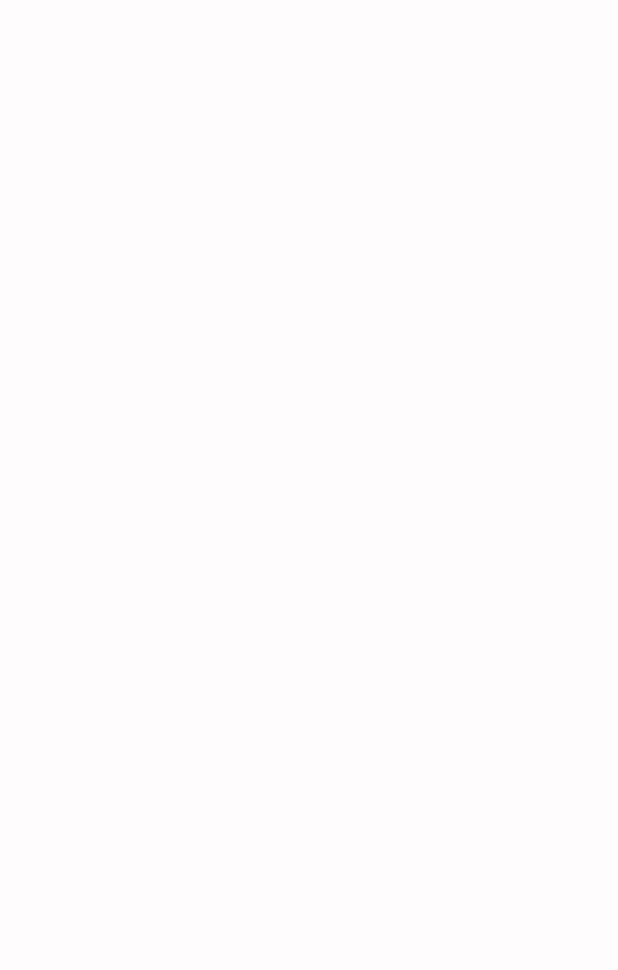
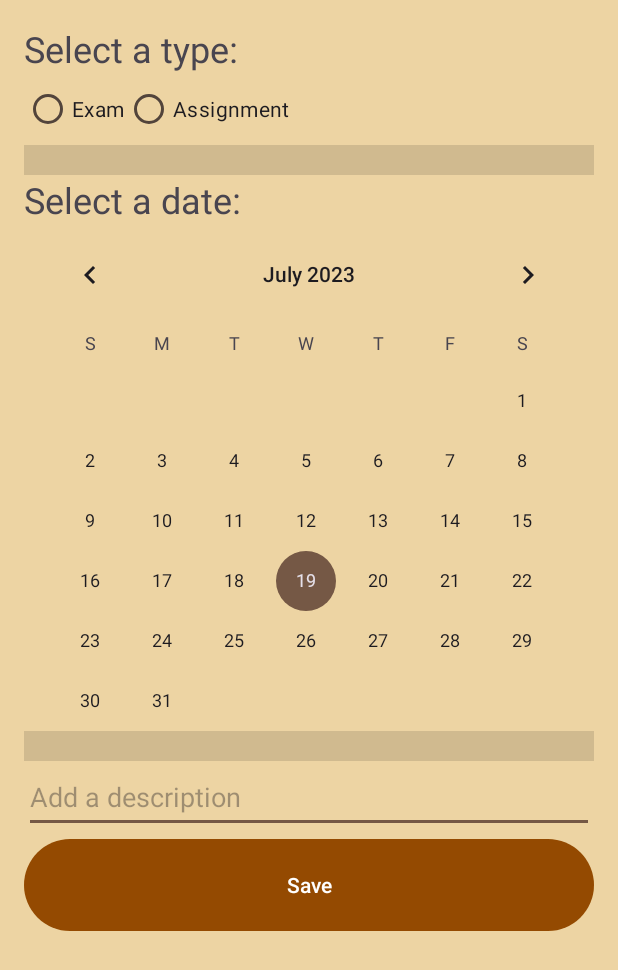
Before and after one commit to duckupus/studylah, an Android app: the view1 screen opened directly, with no data from a screen before it, on a phone screen of 412 x 824 dp. Before the commit the part shown is empty. Shown: the top 970 px of the screen. Run offline under Robolectric (Android 15) with nearby library versions, the phone set to English and light mode, and no system bars.

Commit message:
-Added Calendar view into view 1 code -Modified activity_view1 xml file to have a calendar setting inside -added sql database -touch up ui design

```diff
--- a/app/build.gradle
+++ b/app/build.gradle
@@ -34,7 +34,9 @@ android {
 dependencies {
 
     implementation 'androidx.appcompat:appcompat:1.6.1'
+    implementation 'androidx.appcompat:appcompat:1.3.0'
     implementation 'com.google.android.material:material:1.9.0'
+    implementation 'com.google.android.material:material:1.4.0'
     implementation 'androidx.constraintlayout:constraintlayout:2.1.4'
     implementation 'androidx.navigation:navigation-fragment:2.6.0'
     implementation 'androidx.navigation:navigation-ui:2.6.0'
--- a/app/src/main/AndroidManifest.xml
+++ b/app/src/main/AndroidManifest.xml
@@ -22,6 +22,8 @@
             android:name=".MainActivity"
             android:exported="true"
             android:theme="@style/AppTheme" />
+        <activity android:name=".CalendarViewActivity"
+            android:exported="true" />
         <activity
             android:name=".splashScreen"
             android:exported="true"
--- /dev/null
+++ b/app/src/main/java/com/sp/studylah/DatabaseHelper.java
@@ -0,0 +1,33 @@
+package com.sp.studylah;
+import android.content.Context;
+import android.database.sqlite.SQLiteDatabase;
+import android.database.sqlite.SQLiteOpenHelper;
+
+public class DatabaseHelper extends SQLiteOpenHelper{
+    private static final String DATABASE_NAME = "assignments.db";
+    private static final int DATABASE_VERSION = 1;
+
+    private static final String SQL_CREATE_ENTRIES =
+            "CREATE TABLE " + DatabaseContract.AssignmentEntry.TABLE_NAME + " (" +
+                    DatabaseContract.AssignmentEntry._ID + " INTEGER PRIMARY KEY," +
+                    DatabaseContract.AssignmentEntry.COLUMN_TYPE + " TEXT," +
+                    DatabaseContract.AssignmentEntry.COLUMN_DATE + " INTEGER," +
+                    DatabaseContract.AssignmentEntry.COLUMN_DESCRIPTION + " TEXT)";
+
+    private static final String SQL_DELETE_ENTRIES =
+            "DROP TABLE IF EXISTS " + DatabaseContract.AssignmentEntry.TABLE_NAME;
+
+    public DatabaseHelper(Context context){
+        super(context, DATABASE_NAME, null, DATABASE_VERSION);
+    }
+    @Override
+    public void onCreate(SQLiteDatabase db){
+        db.execSQL(SQL_CREATE_ENTRIES);
+    }
+
+    @Override
+    public void onUpgrade(SQLiteDatabase db, int oldVersion, int newVersion){
+        db.execSQL(SQL_DELETE_ENTRIES);
+        onCreate(db);
+    }
+}
--- a/app/src/main/java/com/sp/studylah/view1.java
+++ b/app/src/main/java/com/sp/studylah/view1.java
@@ -2,15 +2,88 @@ package com.sp.studylah;
 
 import androidx.appcompat.app.AppCompatActivity;
 
+import android.content.ContentValues;
+import android.database.sqlite.SQLiteDatabase;
 import android.os.Bundle;
+import android.view.View;
+import android.widget.Button;
+import android.widget.CalendarView;
+import android.widget.EditText;
+import android.widget.RadioButton;
+import android.widget.RadioGroup;
+import android.widget.Toast;
 
 public class view1 extends AppCompatActivity {
+
+    private CalendarView calendarView;
+    private EditText editTextDescription;
+    private Button buttonSave;
+    private RadioGroup radioGroup;
+    private RadioButton radioButtonExam;
+    private RadioButton radioButtonAssignment;
+    private DatabaseHelper databaseHelper;
 
     @Override
     protected void onCreate(Bundle savedInstanceState) {
         super.onCreate(savedInstanceState);
         setContentView(R.layout.activity_view1);
         overridePendingTransition(R.anim.zoom_in, R.anim.zoom_out);
+
+    setContentView(R.layout.activity_view1);
+    //find view by their IDs
+    radioGroup = findViewById(R.id.radioGroup);
+    radioButtonExam = findViewById(R.id.radioButtonExam);
+    radioButtonAssignment = findViewById(R.id.radioButtonAssignment);
+    calendarView = findViewById(R.id.calendarView);
+    editTextDescription = findViewById(R.id.editTextDescription);
+    buttonSave = findViewById(R.id.buttonSave);
+
+    //initialize the database helper
+    databaseHelper = new DatabaseHelper(this);
+
+    //set a click listener for the save button
+        buttonSave.setOnClickListener(new View.OnClickListener() {
+        @Override
+        public void onClick(View v) {
+            saveData();
+        }
+    });
+}
+
+
+    private void saveData () {
+        //retrieve the selected type (exam or assignment)
+        String type = radioButtonExam.isChecked() ? "Exam " : "Assignment";
+
+        //retrieve the selected date
+        long dateInMillis = calendarView.getDate(); // Date in Milliseconds
+
+        //retrieve the description
+        String description = editTextDescription.getText().toString();
+
+        //saving the details to Database
+        SQLiteDatabase db = databaseHelper.getWritableDatabase();
+        ContentValues values = new ContentValues();
+        values.put(DatabaseContract.AssignmentEntry.COLUMN_TYPE, type);
+        values.put(DatabaseContract.AssignmentEntry.COLUMN_DATE, dateInMillis);
+        values.put(DatabaseContract.AssignmentEntry.COLUMN_DESCRIPTION, description);
+        long newRowId = db.insert(DatabaseContract.AssignmentEntry.TABLE_NAME, null, values);
+
+        //check if data was saved
+        if (newRowId != 1) {
+            Toast.makeText(this, "Date saved successfully!", Toast.LENGTH_SHORT).show();
+        } else {
+            Toast.makeText(this, "An error has occured", Toast.LENGTH_SHORT).show();
+        }
+        //set the background color of the Save Button programmatically
+        int buttonColor = getResources().getColor(R.color.button_color);
+        buttonSave.setBackgroundColor(buttonColor);
     }
 
+    @Override
+    protected void onDestroy () {
+        super.onDestroy();
+        //close the database helper when the activity is destroyed
+        databaseHelper.close();
+    }
 }
--- /dev/null
+++ b/app/src/main/res/color/button_color.xml
@@ -0,0 +1,6 @@
+<?xml version="1.0" encoding="utf-8"?>
+<selector xmlns:tools="http://schemas.android.com/tools" xmlns:android="http://schemas.android.com/apk/res/android">
+<resources>
+    <color android:name="saveButtonColor" tools:ignore="ExtraText">#F4A56C</color>
+</resources>
+</selector>
--- a/app/src/main/res/layout/activity_view1.xml
+++ b/app/src/main/res/layout/activity_view1.xml
@@ -1,9 +1,80 @@
 <?xml version="1.0" encoding="utf-8"?>
 <androidx.constraintlayout.widget.ConstraintLayout xmlns:android="http://schemas.android.com/apk/res/android"
-    xmlns:app="http://schemas.android.com/apk/res-auto"
     xmlns:tools="http://schemas.android.com/tools"
     android:layout_width="match_parent"
-    android:layout_height="match_parent"
-    tools:context=".view1">
+    android:layout_height="match_parent">
+    <LinearLayout
+        android:layout_width="match_parent"
+        android:layout_height="match_parent"
+        android:background="#EDD4A3"
+        android:orientation="vertical"
+        android:padding="16dp">
+
+        <TextView
+            android:layout_width="wrap_content"
+            android:layout_height="wrap_content"
+            android:text="Select a type:"
+            android:textSize="24sp" />
+
+        <RadioGroup
+            android:id="@+id/radioGroup"
+            android:layout_width="match_parent"
+            android:layout_height="wrap_content"
+            android:orientation="horizontal">
+
+            <RadioButton
+                android:id="@+id/radioButtonExam"
+                android:layout_width="wrap_content"
+                android:layout_height="wrap_content"
+                android:text="Exam" />
+
+            <RadioButton
+                android:id="@+id/radioButtonAssignment"
+                android:layout_width="wrap_content"
+                android:layout_height="wrap_content"
+                android:text="Assignment" />
+
+        </RadioGroup>
+
+        <View
+            android:id="@+id/divider"
+            android:layout_width="match_parent"
+            android:layout_height="20dp"
+            android:background="?android:attr/listDivider" />
+
+        <TextView
+            android:layout_width="wrap_content"
+            android:layout_height="wrap_content"
+            android:text="Select a date:"
+            android:textSize="24sp" />
+
+        <CalendarView
+            android:id="@+id/calendarView"
+            android:layout_width="match_parent"
+            android:layout_height="wrap_content"
+            android:backgroundTint="#F4A56C" />
+
+        <View
+            android:id="@+id/divider2"
+            android:layout_width="match_parent"
+            android:layout_height="20dp"
+            android:background="?android:attr/listDivider" />
+
+        <EditText
+            android:id="@+id/editTextDescription"
+            android:layout_width="match_parent"
+            android:layout_height="wrap_content"
+            android:hint="Add a description"
+            android:minHeight="48dp" />
+
+        <Button
+            android:id="@+id/buttonSave"
+            android:layout_width="match_parent"
+            android:layout_height="69dp"
+            android:text="Save" />
+
+    </LinearLayout>
+
+
 
 </androidx.constraintlayout.widget.ConstraintLayout>
--- a/app/src/main/res/layout/carousel.xml
+++ b/app/src/main/res/layout/carousel.xml
@@ -19,6 +19,8 @@
         android:textSize="20sp"
         app:layout_constraintBottom_toBottomOf="parent"
         app:layout_constraintEnd_toEndOf="parent"
+        app:layout_constraintHorizontal_bias="0.0"
         app:layout_constraintStart_toStartOf="parent"
-        app:layout_constraintTop_toTopOf="parent" />
+        app:layout_constraintTop_toTopOf="parent"
+        app:layout_constraintVertical_bias="0.0" />
 </androidx.constraintlayout.widget.ConstraintLayout>
--- a/app/src/main/res/values-land/dimens.xml
+++ b/app/src/main/res/values-land/dimens.xml
@@ -1,3 +1,3 @@
 <resources>
-      <dimen name="fab_margin">48dp</dimen>
-   </resources>
+    <dimen name="fab_margin">48dp</dimen>
+</resources>
--- a/app/src/main/res/values-w1240dp/dimens.xml
+++ b/app/src/main/res/values-w1240dp/dimens.xml
@@ -1,3 +1,3 @@
 <resources>
-      <dimen name="fab_margin">200dp</dimen>
-   </resources>
+    <dimen name="fab_margin">200dp</dimen>
+</resources>
--- a/app/src/main/res/values-w600dp/dimens.xml
+++ b/app/src/main/res/values-w600dp/dimens.xml
@@ -1,3 +1,3 @@
 <resources>
-      <dimen name="fab_margin">48dp</dimen>
-   </resources>
+    <dimen name="fab_margin">48dp</dimen>
+</resources>
--- a/app/src/main/res/values/dimens.xml
+++ b/app/src/main/res/values/dimens.xml
@@ -1,3 +1,3 @@
 <resources>
-      <dimen name="fab_margin">16dp</dimen>
-   </resources>
+    <dimen name="fab_margin">16dp</dimen>
+</resources>
--- a/app/src/main/res/values/strings.xml
+++ b/app/src/main/res/values/strings.xml
@@ -44,4 +44,5 @@
         vestibulum. Fusce dictum libero quis erat maximus, vitae volutpat diam dignissim.
     </string>
     <string name="carousel_text">Lorem ipsum dolor sit amet, consectetur adipiscing elit. Phasellus sit amet lectus a mi lobortis iaculis. Mauris odio tortor, accumsan vel gravida sit amet, malesuada a tortor. Cras mattis augue eget dolor vestibulum, id euismod diam rutrum.</string>
+    <string name="title_activity_calendar_main">calendar_main</string>
 </resources>
```
Also changed, not shown: app/src/main/java/com/sp/studylah/CalendarViewActivity.java (added, +100 -0 lines), app/src/main/java/com/sp/studylah/DatabaseContract.java (added, +13 -0 lines), app/src/main/java/com/sp/studylah/MainActivity.java (+22 -6 lines), app/src/main/res/layout/activity_calendar_view.xml (added, +33 -0 lines), app/src/main/res/values-night/themes.xml (+6 -1 lines), app/src/main/res/values/themes.xml (+6 -1 lines).
